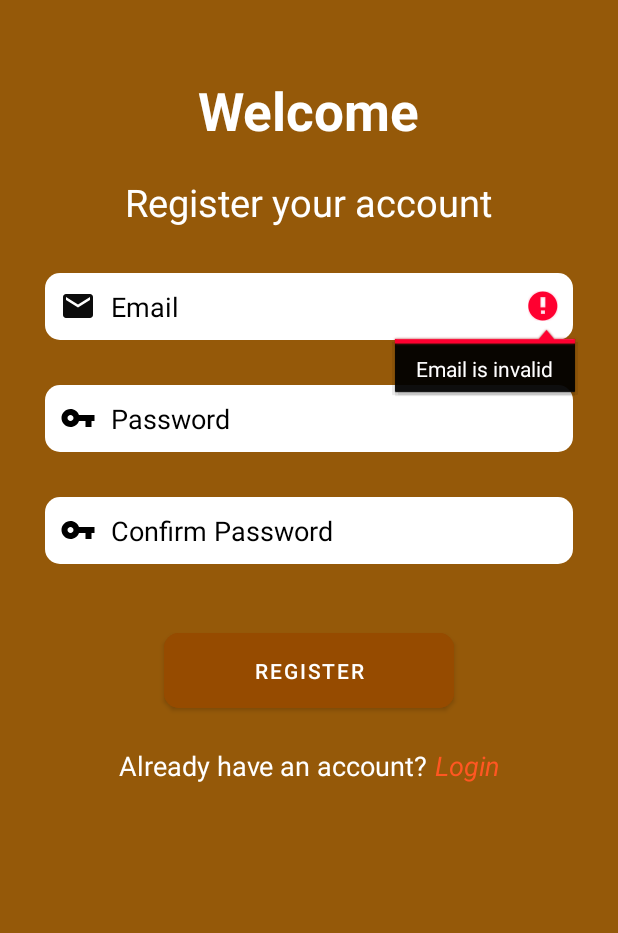
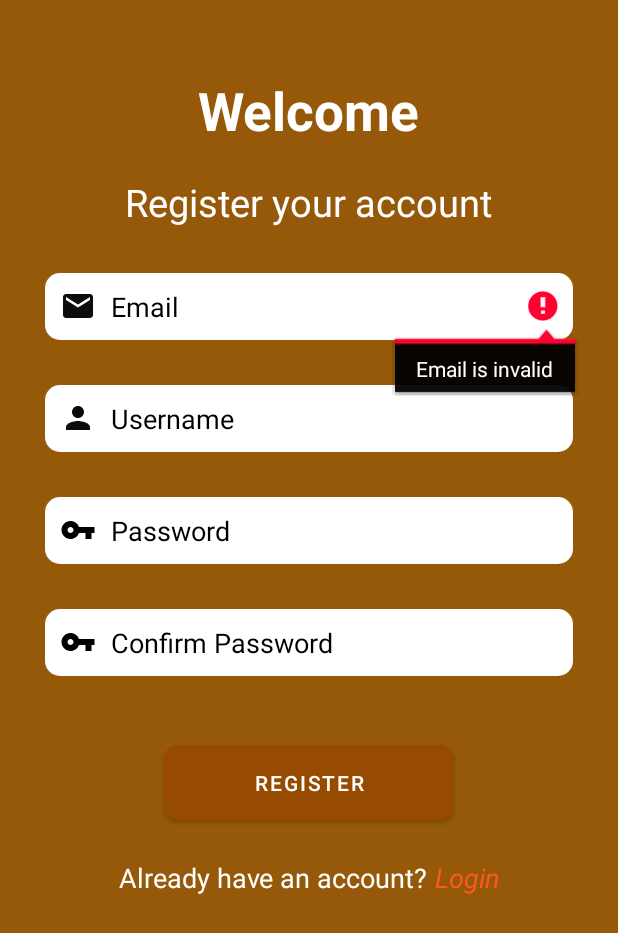
Before and after one commit to Ghasty003/Speed-typing-game-app, an Android app: the screen it shows after launch once a user with an empty profile is signed in (RegisterActivity), after a tap on "REGISTER", on a phone screen of 412 x 824 dp. Shown: the top 933 px of the screen. Run offline under Robolectric (Android 15) with nearby library versions, the phone set to English and light mode, and no system bars; our stand-ins replace Firebase (no records; nobody signed in at launch, a user with empty details on screens opened directly).

Commit message:
Completed ResgiterActivity

```diff
--- a/app/build.gradle
+++ b/app/build.gradle
@@ -34,6 +34,7 @@ dependencies {
     implementation 'com.google.android.material:material:1.7.0'
     implementation 'androidx.constraintlayout:constraintlayout:2.1.4'
     implementation 'com.google.firebase:firebase-auth:21.1.0'
+    implementation 'com.google.firebase:firebase-firestore:24.4.1'
     testImplementation 'junit:junit:4.13.2'
     androidTestImplementation 'androidx.test.ext:junit:1.1.4'
     androidTestImplementation 'androidx.test.espresso:espresso-core:3.5.0'
--- a/app/src/main/java/com/example/speedtypinggame/RegisterActivity.java
+++ b/app/src/main/java/com/example/speedtypinggame/RegisterActivity.java
@@ -1,10 +1,10 @@
 package com.example.speedtypinggame;
 
-import androidx.annotation.NonNull;
 import androidx.appcompat.app.AppCompatActivity;
 
 import android.content.Intent;
 import android.os.Bundle;
+import android.util.Log;
 import android.util.Patterns;
 import android.view.View;
 import android.widget.Button;
@@ -13,10 +13,18 @@ import android.widget.ProgressBar;
 import android.widget.TextView;
 
 import com.google.firebase.auth.FirebaseAuth;
+import com.google.firebase.auth.FirebaseUser;
+import com.google.firebase.auth.UserProfileChangeRequest;
+import com.google.firebase.firestore.DocumentSnapshot;
+import com.google.firebase.firestore.FirebaseFirestore;
+
+import java.util.HashMap;
+import java.util.Map;
+import java.util.Objects;
 
 public class RegisterActivity extends AppCompatActivity {
 
-    private EditText emailEditText, passwordEditText, confirmPasswordEditText;
+    private EditText emailEditText, passwordEditText, confirmPasswordEditText, userName;
     private Button register;
     private TextView login;
     private ProgressBar progressBar;
@@ -29,6 +37,7 @@ public class RegisterActivity extends AppCompatActivity {
         emailEditText = findViewById(R.id.email);
         passwordEditText = findViewById(R.id.password);
         confirmPasswordEditText = findViewById(R.id.confirm_password);
+        userName = findViewById(R.id.user_name);
         login = findViewById(R.id.login);
         register = findViewById(R.id.btn);
         progressBar = findViewById(R.id.progress);
@@ -38,14 +47,22 @@ public class RegisterActivity extends AppCompatActivity {
         });
 
         register.setOnClickListener(view -> createUser());
+
     }
 
     public void createUser() {
         String emailText = emailEditText.getText().toString();
         String passwordText = passwordEditText.getText().toString();
         String confirmPasswordText = confirmPasswordEditText.getText().toString();
+        String userNameText = userName.getText().toString();
 
-        boolean isValidated = validateUser(emailText, passwordText, confirmPasswordText);
+        Map<String, Object> users = new HashMap<>();
+
+        users.put("email", emailText);
+        users.put("password", passwordText);
+        users.put("username", userNameText);
+
+        boolean isValidated = validateUser(emailText, passwordText, confirmPasswordText, userNameText);
 
         if (!isValidated) {
             return;
@@ -54,22 +71,66 @@ public class RegisterActivity extends AppCompatActivity {
         showProgress(true);
 
         FirebaseAuth firebaseAuth = FirebaseAuth.getInstance();
+        FirebaseFirestore firebaseFirestore = FirebaseFirestore.getInstance();
+        FirebaseUser user = FirebaseAuth.getInstance().getCurrentUser();
+
+        UserProfileChangeRequest userProfileChangeRequest = new UserProfileChangeRequest.Builder()
+                .setDisplayName(userNameText).build();
+
 
         firebaseAuth.createUserWithEmailAndPassword(emailText, passwordText).addOnCompleteListener(task -> {
             if (!task.isSuccessful()) {
                 Utility.makeToast(RegisterActivity.this, task.getException().getLocalizedMessage());
+                showProgress(false);
+                return;
             }
 
-            Utility.makeToast(RegisterActivity.this, "Registration successful");
-            startActivity(new Intent(RegisterActivity.this, MainActivity.class));
-            finish();
+            user.updateProfile(userProfileChangeRequest).addOnCompleteListener(userTask -> {
+                if (!userTask.isSuccessful()) {
+                    Utility.makeToast(RegisterActivity.this, userTask.getException().getLocalizedMessage());
+                    showProgress(false);
+                    return;
+                }
+
+                firebaseFirestore.collection("Users").document(Objects.requireNonNull(user.getDisplayName())).get().addOnCompleteListener(usernameTask -> {
+                    DocumentSnapshot documentSnapshot = usernameTask.getResult();
+
+                    if(documentSnapshot.exists()) {
+                        Utility.makeToast(RegisterActivity.this,"Username already exist");
+                        user.delete().addOnCompleteListener(c -> {
+                            if (c.isSuccessful()) {
+                                Log.d("MY_DOC", "Account deleted");
+                            }
+                        });
+                        showProgress(false);
+                        return;
+                    }
+
+                    firebaseFirestore.collection("Users").document(userNameText).set(users).addOnCompleteListener(usernameTask1 -> {
+                        if (!usernameTask1.isSuccessful()) {
+                            Utility.makeToast(RegisterActivity.this, usernameTask.getException().getLocalizedMessage());
+                            return;
+                        }
+
+                        Utility.makeToast(RegisterActivity.this, "Registration successful");
+                        startActivity(new Intent(RegisterActivity.this, MainActivity.class));
+                        finish();
+                    });
+                });
+            });
+
         });
     }
 
-    public boolean validateUser(String email, String password, String confirmPassword) {
+    public boolean validateUser(String email, String password, String confirmPassword, String username) {
 
         if (!Patterns.EMAIL_ADDRESS.matcher(email).matches()) {
             emailEditText.setError("Email is invalid");
+            return false;
+        }
+
+        if (username.length() < 0) {
+            userName.setError("Username is required");
             return false;
         }
 
@@ -90,9 +151,9 @@ public class RegisterActivity extends AppCompatActivity {
         if (!show) {
             register.setVisibility(View.VISIBLE);
             progressBar.setVisibility(View.GONE);
+        } else {
+            register.setVisibility(View.GONE);
+            progressBar.setVisibility(View.VISIBLE);
         }
-
-        register.setVisibility(View.GONE);
-        progressBar.setVisibility(View.VISIBLE);
     }
 }
--- a/app/src/main/java/com/example/speedtypinggame/Utility.java
+++ b/app/src/main/java/com/example/speedtypinggame/Utility.java
@@ -6,7 +6,7 @@ import android.widget.Toast;
 public class Utility {
 
     public static void makeToast(Context context, String message) {
-        Toast.makeText(context, message, Toast.LENGTH_SHORT).show();
+        Toast.makeText(context, message, Toast.LENGTH_LONG).show();
     }
 
 }
--- /dev/null
+++ b/app/src/main/res/drawable/ic_baseline_person_24.xml
@@ -0,0 +1,5 @@
+<vector android:height="24dp" android:tint="#0C0C0C"
+    android:viewportHeight="24" android:viewportWidth="24"
+    android:width="24dp" xmlns:android="http://schemas.android.com/apk/res/android">
+    <path android:fillColor="@android:color/white" android:pathData="M12,12c2.21,0 4,-1.79 4,-4s-1.79,-4 -4,-4 -4,1.79 -4,4 1.79,4 4,4zM12,14c-2.67,0 -8,1.34 -8,4v2h16v-2c0,-2.66 -5.33,-4 -8,-4z"/>
+</vector>
--- a/app/src/main/res/layout/activity_register.xml
+++ b/app/src/main/res/layout/activity_register.xml
@@ -48,10 +48,26 @@
         />
 
     <EditText
+        android:id="@+id/user_name"
+        android:layout_width="match_parent"
+        android:layout_height="wrap_content"
+        android:layout_below="@id/email"
+        android:layout_marginBottom="30dp"
+        android:layout_marginHorizontal="30dp"
+        android:background="@drawable/rounded"
+        android:padding="10dp"
+        android:hint="Username"
+        android:textColorHint="@color/black"
+        android:drawableLeft="@drawable/ic_baseline_person_24"
+        android:drawablePadding="10dp"
+        android:inputType="text"
+        />
+
+    <EditText
         android:id="@+id/password"
         android:layout_width="match_parent"
         android:layout_height="wrap_content"
-        android:layout_below="@id/email"
+        android:layout_below="@id/user_name"
         android:layout_marginHorizontal="30dp"
         android:background="@drawable/rounded"
         android:padding="10dp"
@@ -99,6 +115,7 @@
         android:layout_width="40dp"
         android:layout_height="40dp"
         android:layout_below="@id/btn"
+        android:layout_marginTop="40dp"
         android:layout_centerHorizontal="true"
         android:visibility="gone"
         />
```
